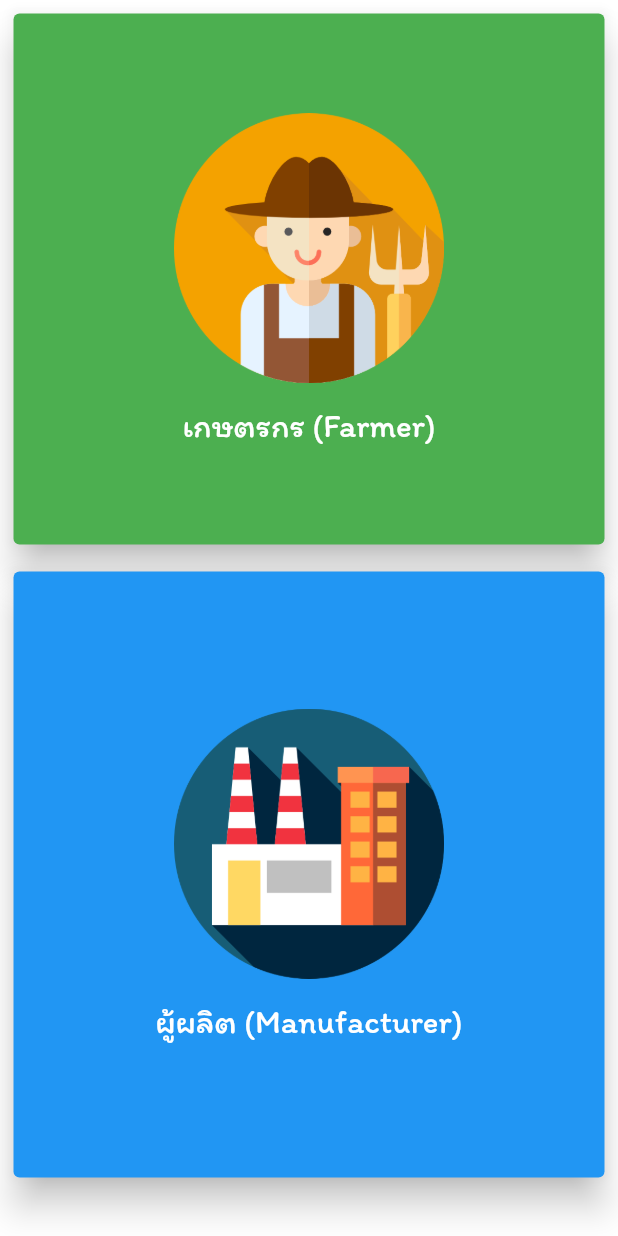
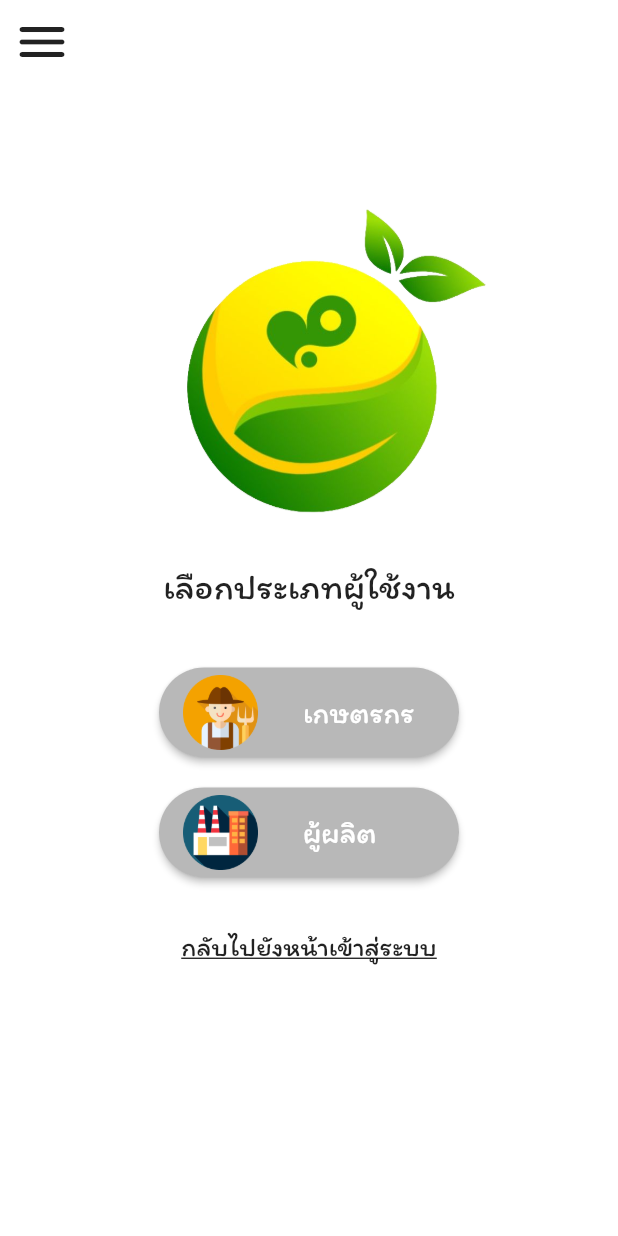
Before and after one commit to all890/mju_food_trace_app, a Flutter app: the RegisterSelectionScreen screen opened directly, on a phone screen of 412 x 824 dp. Run offline on Flutter 3.47's test engine with Material 2 defaults, Android fonts, the phone set to English and light mode, and no system bars; our stand-ins replace dio, file_picker, flutter_typeahead, geolocator, google_maps_flutter, image_gallery_saver and 2 more; missing offline and left inert: dart:ffi, flutter_google_location_picker, flutter_polyline_points, flutter_session_manager, qrscan.

Commit message:
reconstructuring register selection page

```diff
--- a/lib/screen/register_selection_screen.dart
+++ b/lib/screen/register_selection_screen.dart
@@ -2,21 +2,84 @@
 import 'package:flutter/material.dart';
 import 'package:mju_food_trace_app/constant/constant.dart';
 import 'package:mju_food_trace_app/screen/farmer_register_screen.dart';
+import 'package:mju_food_trace_app/screen/login_screen.dart';
 import 'package:mju_food_trace_app/screen/manufacturer_register_screen.dart';
+import 'package:mju_food_trace_app/screen/user/navbar_user.dart';
 
-class RegisterSelectionScreen extends StatelessWidget {
+
+class RegisterSelectionScreen extends StatefulWidget {
   const RegisterSelectionScreen({super.key});
 
   @override
+  State<RegisterSelectionScreen> createState() => _RegisterSelectionScreenState();
+}
+
+class _RegisterSelectionScreenState extends State<RegisterSelectionScreen> {
+  final GlobalKey<ScaffoldState> _globalKey = GlobalKey<ScaffoldState>();
+
+  @override
   Widget build(BuildContext context) {
-    return SafeArea(
+    return GestureDetector(
+      onTap: () {
+        FocusManager.instance.primaryFocus?.unfocus();
+      },
+      child: SafeArea(
         child: Scaffold(
+          key: _globalKey,
+          drawer: UserNavbar(),
           backgroundColor: kBackgroundColor,
-        body: Column(
+          body: SingleChildScrollView(
+            child: Column(
               children: [
-            GestureDetector(
-              onTap: () {
-                print("Select farmer");
+                Align(
+                  alignment: Alignment.topLeft,
+                  child: IconButton(
+                    icon: Icon(Icons.menu_rounded),
+                    iconSize: 40.0,
+                    onPressed: () {
+                      _globalKey.currentState?.openDrawer();
+                    },
+                  ),
+                ),
+                SizedBox(
+                  child: SingleChildScrollView(
+                    padding: EdgeInsets.all(70),
+                    child: Column(
+                      mainAxisAlignment: MainAxisAlignment.center,
+                      children: [
+                        const Center(
+                          child: Image(
+                            image: AssetImage('images/logo.png'),
+                            width: 240,
+                            height: 240,
+                          ),
+                        ),
+                        const Padding(
+                          padding: const EdgeInsets.all(10.0),
+                          child: const Text(
+                            "เลือกประเภทผู้ใช้งาน",
+                            style: TextStyle(
+                              fontFamily: 'Itim',
+                              fontSize: 24
+                            ),
+                          ),
+                        ),
+                        SizedBox(height: 20),
+                        Padding(
+                            padding: const EdgeInsets.symmetric(
+                              horizontal: 10, vertical: 10),
+                            child: SizedBox(
+                              width: 200,
+                              child: ElevatedButton(
+                                style: ButtonStyle(
+                                  shape: MaterialStateProperty.all<
+                                    RoundedRectangleBorder>(
+                                      RoundedRectangleBorder(
+                                        borderRadius:
+                                          BorderRadius.circular(50.0))),
+                                        backgroundColor: MaterialStateProperty.all<Color>(Color.fromARGB(255, 184, 184, 184))
+                                ),
+                                onPressed: () {
                                   Navigator.of(context).pushReplacement(
                                     MaterialPageRoute(
                                       builder: (BuildContext context) {
@@ -25,41 +88,42 @@ class RegisterSelectionScreen extends StatelessWidget {
                                     )
                                   );
                                 },
-              child: Padding(
-                padding: const EdgeInsets.all(5.0),
-                child: SizedBox(
-                  width: MediaQuery.of(context).size.width,
-                  height: MediaQuery.of(context).size.height/2-50,
-                  child: Card(
-                    elevation: 10,
-                    color: Colors.green,
-                    child: Column(
-                      mainAxisAlignment: MainAxisAlignment.center,
+                                child: Row(
                                   children: [
-                        SizedBox(
-                          width: 180,
-                          height: 180,
+                                    Padding(
+                                      padding: const EdgeInsets.only(right: 30, top: 5, bottom: 5),
                                       child: Image(
-                            image: AssetImage('images/farmer_icon.png')
+                                        image: AssetImage("images/farmer_icon.png"),
+                                        width: 50,
+                                        height: 50,
+                                      ),
+                                    ),
+                                    Text("เกษตรกร",
+                                      style: TextStyle(
+                                        fontSize: 20,
+                                        fontFamily: 'Itim'
                                       )
                                     ),
-                        Padding(
-                          padding: const EdgeInsets.only(top: 15),
-                          child: Text(
-                            "เกษตรกร (Farmer)",
-                            style: TextStyle(
-                              fontSize: 22, fontFamily: 'Itim',color: Colors.white),
-                          ),
-                        )
                                   ],
                                 ),
                               ),
                             ),
                           ),
+                          Padding(
+                            padding: const EdgeInsets.symmetric(
+                              horizontal: 10, vertical: 10),
+                            child: SizedBox(
+                              width: 200,
+                              child: ElevatedButton(
+                                style: ButtonStyle(
+                                  shape: MaterialStateProperty.all<
+                                    RoundedRectangleBorder>(
+                                      RoundedRectangleBorder(
+                                        borderRadius:
+                                          BorderRadius.circular(50.0))),
+                                        backgroundColor: MaterialStateProperty.all<Color>(Color.fromARGB(255, 184, 184, 184))
                                 ),
-            GestureDetector(
-              onTap: () {
-                print("Select manufacturer");
+                                onPressed: () {
                                   Navigator.of(context).pushReplacement(
                                     MaterialPageRoute(
                                       builder: (BuildContext context) {
@@ -68,39 +132,58 @@ class RegisterSelectionScreen extends StatelessWidget {
                                     )
                                   );
                                 },
-              child: Padding(
-                padding: const EdgeInsets.all(5.0),
-                child: SizedBox(
-                  width: MediaQuery.of(context).size.width,
-                  height: MediaQuery.of(context).size.height/2,
-                  child: Card(
-                    elevation: 10,
-                    color: Colors.blue,
-                    child: Column(
-                      mainAxisAlignment: MainAxisAlignment.center,
+                                child: Row(
                                   children: [
-                        SizedBox(
-                          width: 180,
-                          height: 180,
+                                    Padding(
+                                      padding: const EdgeInsets.only(right: 30, top: 5, bottom: 5),
                                       child: Image(
-                            image: AssetImage('images/factory_icon.png')
+                                        image: AssetImage("images/factory_icon.png"),
+                                        width: 50,
+                                        height: 50,
+                                      ),
+                                    ),
+                                    Text("ผู้ผลิต",
+                                      style: TextStyle(
+                                        fontSize: 20,
+                                        fontFamily: 'Itim'
                                       )
                                     ),
-                        Padding(
-                          padding: const EdgeInsets.only(top: 15),
-                          child: Text(
-                            "ผู้ผลิต (Manufacturer)",
-                            style: TextStyle(
-                              fontSize: 22, fontFamily: 'Itim',color: Colors.white),
-                          ),
-                        )
                                   ],
                                 ),
                               ),
                             ),
                           ),
+                        Padding(
+                          padding: const EdgeInsets.symmetric(
+                            horizontal: 10, vertical: 25),
+                          child: InkWell(
+                            child: Text(
+                              "กลับไปยังหน้าเข้าสู่ระบบ",
+                              style: TextStyle(
+                                fontFamily: 'Itim',
+                                fontSize: 18,
+                                decoration: TextDecoration.underline
                               ),
-          ]
+                            ),
+                            onTap: () {
+                              Navigator.of(context).pushReplacement(
+                                MaterialPageRoute(
+                                  builder: (BuildContext context) {
+                                    return const LoginScreen();
+                                  }
+                                )
+                              );
+                              print("Go to login");
+                            },
+                          ),
+                        ),
+                      ],
+                    ),
+                  ),
+                ),
+              ],
+            ),
+          ),
         ),
       ),
     );
```
Lines whose indentation alone changed are shown as unchanged.
